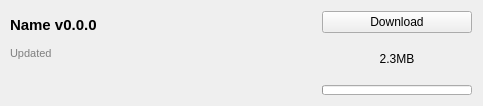
The window that src/ui/modrinth/modrinthfileitemwidget.ui (kaniol-lck/modmanager) describes before a commit, drawn with Qt 5.
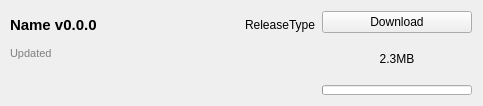
The same window after the commit. Icons and pictures are not drawn.

Commit message: add file release type display

What changed in the file:
```diff
--- a/src/ui/modrinth/modrinthfileitemwidget.ui
+++ b/src/ui/modrinth/modrinthfileitemwidget.ui
@@ -23,6 +23,8 @@
       <number>2</number>
      </property>
      <item>
+      <layout class="QHBoxLayout" name="horizontalLayout_3">
+       <item>
       <widget class="QLabel" name="displayNameText">
        <property name="sizePolicy">
         <sizepolicy hsizetype="Expanding" vsizetype="Preferred">
@@ -44,6 +46,15 @@
         <string>Name v0.0.0</string>
        </property>
       </widget>
+       </item>
+       <item>
+        <widget class="QLabel" name="releaseType">
+         <property name="text">
+          <string notr="true">ReleaseType</string>
+         </property>
+        </widget>
+       </item>
+      </layout>
      </item>
      <item>
       <layout class="QHBoxLayout" name="horizontalLayout_2">
```
Lines whose indentation alone changed are shown as unchanged. The commit also changes 9 other files.
